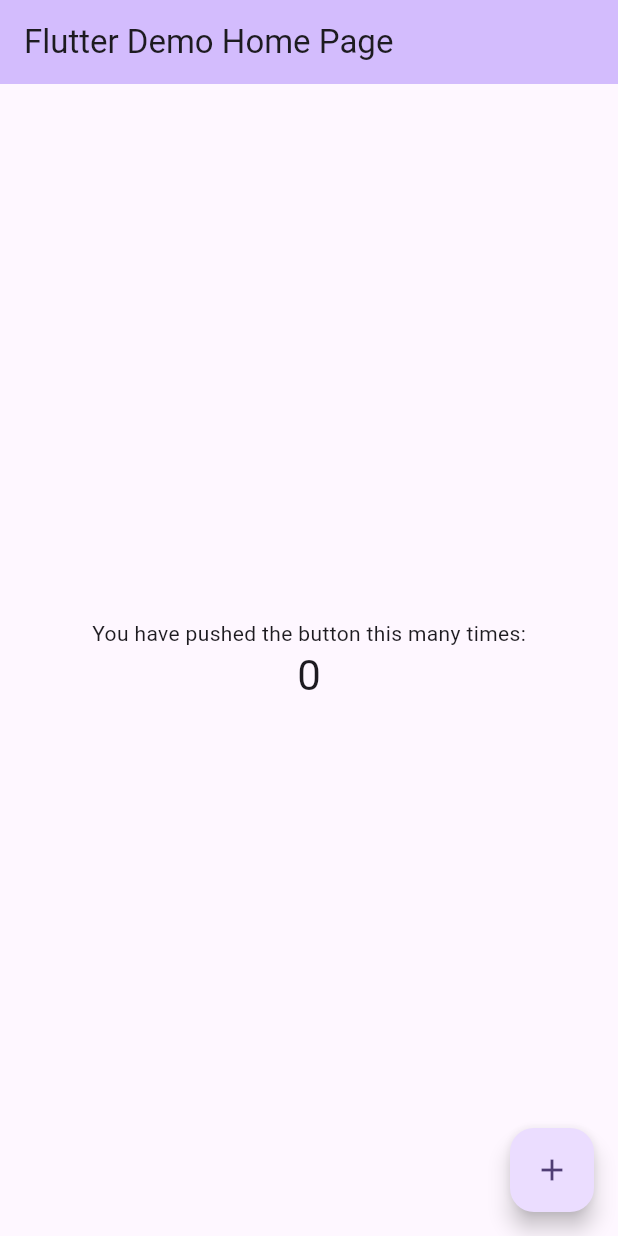
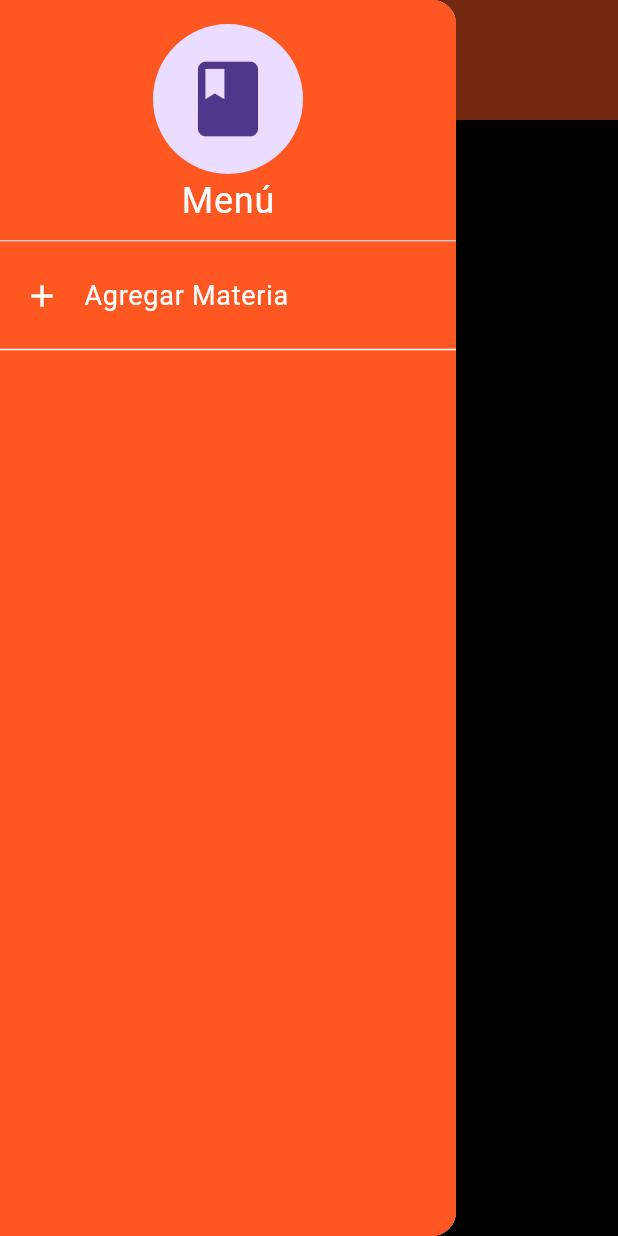
Before and after one commit to JOAGOC/dam_u3_practica2_control_tarea, a Flutter app: the screen it shows after launch, with the side drawer open (before the commit the screen has no drawer), on a phone screen of 412 x 824 dp. Run offline on Flutter 3.47's test engine with Material 3 defaults, Android fonts, the phone set to English and light mode, and no system bars.

Commit message:
- [] Investigar estructuras jerárquicas la GUI de flutter - [] Investigar el menú de opciones - [] Archivo de conexion - [-] Hacer el GIU del CRUD Materia - [] Hacer el CRUD de Materia - [] Hacer el GIU del CRUD Tarea - [] Hacer el CRUD de Tarea - [] Hacer la pantalla dashboard de "HOY" - [] Unificar el diseño

```diff
--- /dev/null
+++ b/lib/Interfaces/GUIMateria.dart
@@ -0,0 +1,18 @@
+
+import 'package:flutter/material.dart';
+
+class Materia extends StatefulWidget {
+  const Materia({super.key});
+
+  @override
+  State<Materia> createState() => _MateriaState();
+}
+
+class _MateriaState extends State<Materia> {
+  @override
+  Widget build(BuildContext context) {
+    return Scaffold(
+
+    );
+  }
+}
--- a/lib/main.dart
+++ b/lib/main.dart
@@ -1,125 +1,165 @@
 import 'package:flutter/material.dart';
-
+List<String> semestre =["AGO-DIC2023","ENE-JUN2023","ENE-JUN2024","AGO-DIC2024","ENE-JUN2022","AGO-DIC20242"];
 void main() {
-  runApp(const MyApp());
+  runApp(MaterialApp(home: control_tarea(),debugShowCheckedModeBanner: false,));
 }
 
-class MyApp extends StatelessWidget {
-  const MyApp({super.key});
+class control_tarea extends StatefulWidget {
+  const control_tarea({super.key});
 
-  // This widget is the root of your application.
   @override
-  Widget build(BuildContext context) {
-    return MaterialApp(
-      title: 'Flutter Demo',
-      theme: ThemeData(
-        // This is the theme of your application.
-        //
-        // TRY THIS: Try running your application with "flutter run". You'll see
-        // the application has a purple toolbar. Then, without quitting the app,
-        // try changing the seedColor in the colorScheme below to Colors.green
-        // and then invoke "hot reload" (save your changes or press the "hot
-        // reload" button in a Flutter-supported IDE, or press "r" if you used
-        // the command line to start the app).
-        //
-        // Notice that the counter didn't reset back to zero; the application
-        // state is not lost during the reload. To reset the state, use hot
-        // restart instead.
-        //
-        // This works for code too, not just values: Most code changes can be
-        // tested with just a hot reload.
-        colorScheme: ColorScheme.fromSeed(seedColor: Colors.deepPurple),
-        useMaterial3: true,
-      ),
-      home: const MyHomePage(title: 'Flutter Demo Home Page'),
-    );
-  }
+  State<control_tarea> createState() => _control_tareaState();
 }
 
-class MyHomePage extends StatefulWidget {
-  const MyHomePage({super.key, required this.title});
+class _control_tareaState extends State<control_tarea> {
 
-  // This widget is the home page of your application. It is stateful, meaning
-  // that it has a State object (defined below) that contains fields that affect
-  // how it looks.
 
-  // This class is the configuration for the state. It holds the values (in this
-  // case the title) provided by the parent (in this case the App widget) and
-  // used by the build method of the State. Fields in a Widget subclass are
-  // always marked "final".
-
-  final String title;
-
-  @override
-  State<MyHomePage> createState() => _MyHomePageState();
-}
-
-class _MyHomePageState extends State<MyHomePage> {
-  int _counter = 0;
-
-  void _incrementCounter() {
-    setState(() {
-      // This call to setState tells the Flutter framework that something has
-      // changed in this State, which causes it to rerun the build method below
-      // so that the display can reflect the updated values. If we changed
-      // _counter without calling setState(), then the build method would not be
-      // called again, and so nothing would appear to happen.
-      _counter++;
-    });
-  }
+  var txtsemestre = semestre.first;
+  final txtidmateria = TextEditingController();
+  final txtnombre = TextEditingController();
+  final txtdocente = TextEditingController();
 
   @override
   Widget build(BuildContext context) {
-    // This method is rerun every time setState is called, for instance as done
-    // by the _incrementCounter method above.
-    //
-    // The Flutter framework has been optimized to make rerunning build methods
-    // fast, so that you can just rebuild anything that needs updating rather
-    // than having to individually change instances of widgets.
     return Scaffold(
       appBar: AppBar(
-        // TRY THIS: Try changing the color here to a specific color (to
-        // Colors.amber, perhaps?) and trigger a hot reload to see the AppBar
-        // change color while the other colors stay the same.
-        backgroundColor: Theme.of(context).colorScheme.inversePrimary,
-        // Here we take the value from the MyHomePage object that was created by
-        // the App.build method, and use it to set our appbar title.
-        title: Text(widget.title),
+        title: Text(
+          "TAREAS",
+          style: TextStyle(
+            color: Colors.white, // Color del texto
+            fontSize: 24, // Tamaño de la fuente
+            fontWeight: FontWeight.bold, // Peso de la fuente
+            fontStyle: FontStyle.italic, // Estilo de la fuente
+            letterSpacing: 1.5, // Espaciado entre letras
+            // Otros estilos que desees añadir
+          ),
+        ),
+          backgroundColor: Colors.deepOrange,
+          elevation: 0,
+          centerTitle: true,
+          toolbarHeight: 80,
+
       ),
-      body: Center(
-        // Center is a layout widget. It takes a single child and positions it
-        // in the middle of the parent.
-        child: Column(
-          // Column is also a layout widget. It takes a list of children and
-          // arranges them vertically. By default, it sizes itself to fit its
-          // children horizontally, and tries to be as tall as its parent.
-          //
-          // Column has various properties to control how it sizes itself and
-          // how it positions its children. Here we use mainAxisAlignment to
-          // center the children vertically; the main axis here is the vertical
-          // axis because Columns are vertical (the cross axis would be
-          // horizontal).
-          //
-          // TRY THIS: Invoke "debug painting" (choose the "Toggle Debug Paint"
-          // action in the IDE, or press "p" in the console), to see the
-          // wireframe for each widget.
-          mainAxisAlignment: MainAxisAlignment.center,
-          children: <Widget>[
-            const Text(
-              'You have pushed the button this many times:',
-            ),
-            Text(
-              '$_counter',
-              style: Theme.of(context).textTheme.headlineMedium,
-            ),
-          ],
+      body: Container(
+        color: Colors.black, // Establece el color de fondo del cuerpo a negro
+        child: Center(
+
         ),
       ),
-      floatingActionButton: FloatingActionButton(
-        onPressed: _incrementCounter,
-        tooltip: 'Increment',
-        child: const Icon(Icons.add),
-      ), // This trailing comma makes auto-formatting nicer for build methods.
+      drawer: Drawer(
+        child: Container(
+          color: Colors.deepOrange, // Color de fondo del Drawer
+          child: ListView(
+            padding: EdgeInsets.zero,
+            children: <Widget>[
+              DrawerHeader(
+                decoration: BoxDecoration(
+                  color: Colors.deepOrange,
+                ),
+                child: Column(
+                    mainAxisAlignment: MainAxisAlignment.spaceEvenly,
+                    children:[
+                    CircleAvatar(
+                      radius: 50,
+                      child: Icon(Icons.book,size: 60,),
+                    ),
+                    Text('Menú', style: TextStyle(color: Colors.white, fontSize: 24,),),
+                  ]
+                ),
+              ),
+              ListTile(
+                leading: Icon(Icons.add, color: Colors.white),
+                title: Text('Agregar Materia', style: TextStyle(color: Colors.white,fontSize: 18)),
+                onTap: () {
+                  Navigator.pop(context);
+                  AgregarMateria1();
+                },
+              ),
+              Divider(color: Colors.white,)
+            ],
+          ),
+        ),
+      ),
     );
   }
+
+  void AgregarMateria1() {
+    showDialog(
+      context: context,
+      builder: (context) {
+        return Dialog(
+          backgroundColor: Colors.blueGrey.shade800,
+          child: Container(
+            padding: EdgeInsets.all(15),
+            child: Column(
+              mainAxisSize: MainAxisSize.min,
+              crossAxisAlignment: CrossAxisAlignment.start,
+              children: [
+                Center(
+                  child:
+                  Text('Agregar Nueva Materia', style: TextStyle(color: Colors.white, fontSize: 18)),
+                ),
+                SizedBox(height: 20),
+                TextField(
+                  controller: txtidmateria,
+                  decoration: InputDecoration(
+                    labelText: "ID Materia",
+                    suffixIcon: Icon(Icons.book),
+                  ),
+                ),
+                SizedBox(height: 20),
+                TextField(
+                  controller: txtnombre,
+                  decoration: InputDecoration(
+                    labelText: "Nombre",
+                    suffixIcon: Icon(Icons.school_sharp),
+                  ),
+                ),
+                SizedBox(height: 20),
+                TextField(
+                  controller: txtdocente,
+                  decoration: InputDecoration(
+                    labelText: "Docente",
+                    suffixIcon: Icon(Icons.person_pin_rounded),
+                  ),
+                ),
+                SizedBox(height: 20),
+              DropdownButtonFormField(
+                  icon: const Icon(Icons.access_time),
+                  value: txtsemestre,
+                  items: semestre.map((e) {
+                    return DropdownMenuItem(
+                      value: e,
+                      child: Text(e),
+                    );
+                    }).toList(),
+                  onChanged: (value) => txtsemestre = value!),
+                SizedBox(height: 20),
+                Row(
+                  mainAxisAlignment: MainAxisAlignment.spaceEvenly,
+                  children: [
+                    ElevatedButton(
+                      onPressed: () {
+                        // Acción al presionar el botón de agregar
+                      },
+                      child: Text('Agregar'),
+                    ),
+                    ElevatedButton(
+                      onPressed: () {
+                        Navigator.pop(context);
+                      },
+                      child: Text('Cancelar'),
+                    ),
+                  ],
+                ),
+
+              ],
+            ),
+          ),
+        );
+      },
+    );
+  }
+
+
 }
```
Also changed, not shown: lib/Estilo.dart (added).
